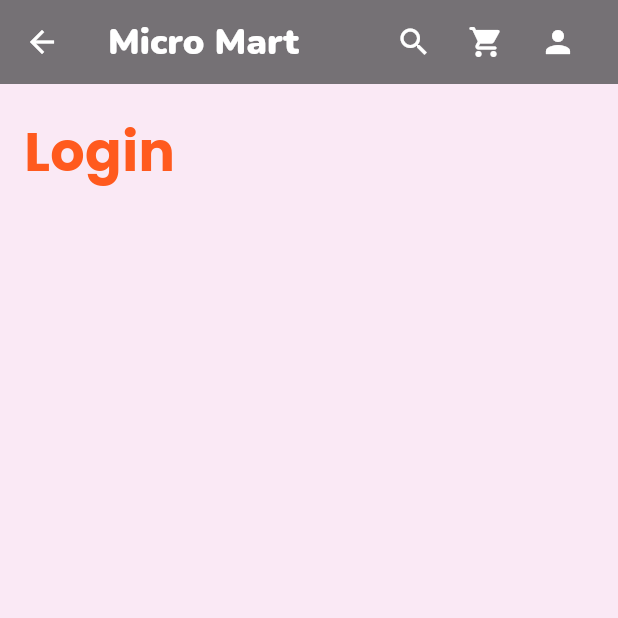
After one commit to am-saksham/msme-project-exhibition, a Flutter app: the screen it shows after launch, scrolled down 576 dp, after a tap on the "person" icon, on a phone screen of 412 x 824 dp, the top half of it. The commit adds this screen. Run offline on Flutter 3.47's test engine with Material 3 defaults, Android fonts, the phone set to English and light mode, and no system bars; our stand-ins replace carousel_slider, flutter_svg, google_fonts; network calls fail.

Commit message:
added login screen

```diff
--- a/lib/Items/appbar.dart
+++ b/lib/Items/appbar.dart
@@ -1,5 +1,6 @@
 import 'package:flutter/material.dart';
 import 'package:google_fonts/google_fonts.dart';
+import 'package:msme_exhibition/Screens/login_screen.dart';
 
 class CustomSliverAppBar extends StatelessWidget {
   final String title;
@@ -72,10 +73,17 @@ class CustomSliverAppBar extends StatelessWidget {
               ),
               IconButton(
                 onPressed: () {},
-                icon: const Icon(Icons.shopping_bag, color: Colors.white),
+                icon: const Icon(Icons.shopping_cart_rounded, color: Colors.white),
               ),
               IconButton(
-                onPressed: () {},
+                onPressed: () {
+                  Navigator.push(
+                    context,
+                    MaterialPageRoute(
+                      builder: (context) => const LoginScreen(), // Replace with your actual LoginPage
+                    ),
+                  );
+                },
                 icon: const Icon(Icons.person, color: Colors.white),
               ),
             ],
--- /dev/null
+++ b/lib/Screens/login_screen.dart
@@ -0,0 +1,37 @@
+import 'package:flutter/material.dart';
+import 'package:google_fonts/google_fonts.dart';
+import '../Items/appbar.dart';
+
+class LoginScreen extends StatelessWidget {
+  const LoginScreen({Key? key}) : super(key: key);
+
+  @override
+  Widget build(BuildContext context) {
+    return Scaffold(
+      body: CustomScrollView(
+        slivers: [
+          CustomSliverAppBar(
+            title: 'Micro Mart',
+            expandedHeight: 50.0, // Optional: you can add a subtitle here
+          ),
+          SliverFillRemaining(
+            child: Container(
+              color: const Color(0xFFFAE9F5), // Set background color here
+              child: Padding(
+                padding: const EdgeInsets.only(left: 16.0, top: 20.0), // Padding from left and top
+                child: Text(
+                  'Login',
+                  style: GoogleFonts.poppins(
+                    fontSize: 36, // Adjust font size as needed
+                    fontWeight: FontWeight.bold,
+                    color: const Color(0xFFFF5A1E), // Title color
+                  ),
+                ),
+              ),
+            ),
+          ),
+        ],
+      ),
+    );
+  }
+}
```
